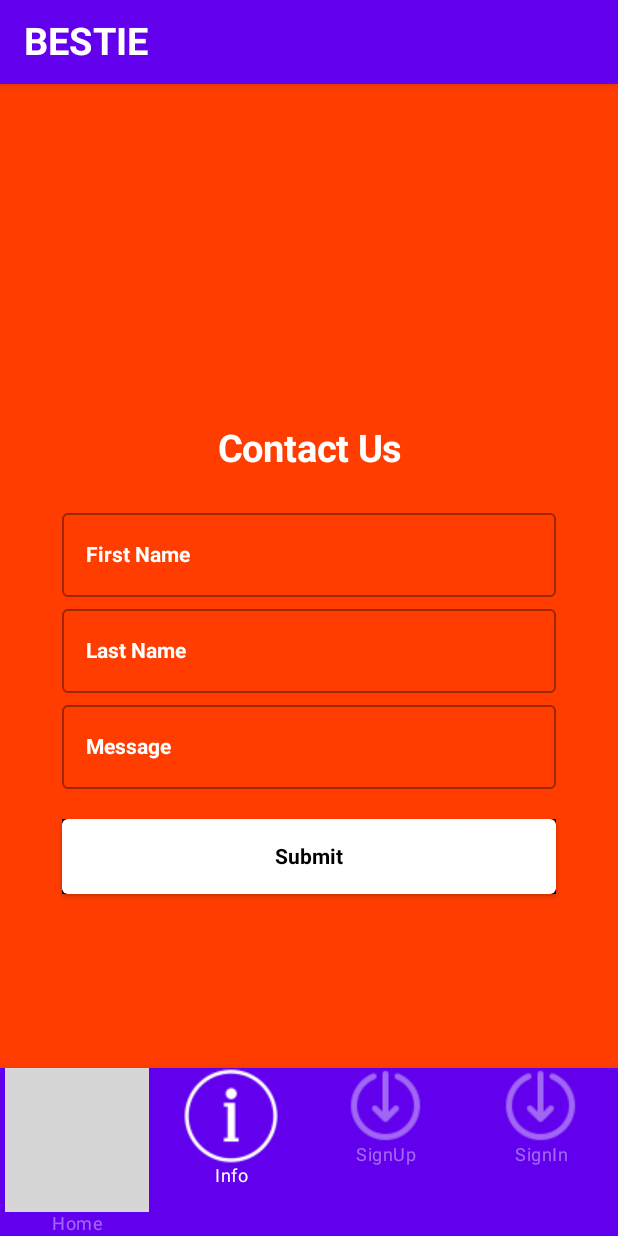
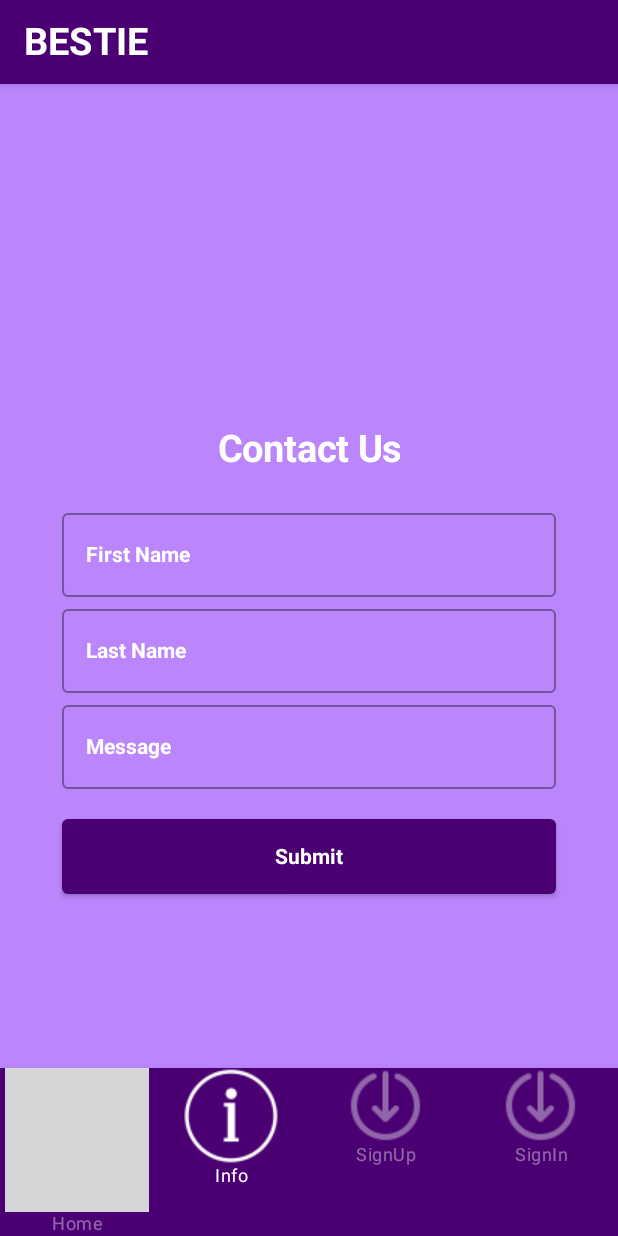
Before and after one commit to AdamaCoulbaly/Project_1_Ravture_Bestie_App, an Android app built with Jetpack Compose: the screen it shows after launch (MainActivity), item 2 of the bottom bar chosen, on a phone screen of 412 x 824 dp. Run offline under Robolectric (Android 15) with nearby library versions, the phone set to English and light mode, and no system bars; grey boxes are pictures that could not be loaded.

Commit message:
Worked abit on the background colors

```diff
--- a/app/src/main/AndroidManifest.xml
+++ b/app/src/main/AndroidManifest.xml
@@ -10,7 +10,7 @@
         android:supportsRtl="true"
         android:theme="@style/Theme.Project_1_Ravture_Bestie_App">
         <activity
-            android:name=".myui.AfterLoginPage"
+            android:name=".afterloginui.AfterLoginPage"
             android:exported="false"
             android:label="@string/title_activity_after_login_page"
             android:theme="@style/Theme.Project_1_Ravture_Bestie_App" />
--- a/app/src/main/java/com/example/project_1_ravture_bestie_app/myui/ContentScreens.kt
+++ b/app/src/main/java/com/example/project_1_ravture_bestie_app/myui/ContentScreens.kt
@@ -1,5 +1,6 @@
 package com.example.project_1_ravture_bestie_app.myui
 
+import android.content.Intent
 import android.os.Bundle
 import androidx.activity.ComponentActivity
 import androidx.activity.compose.setContent
@@ -8,16 +9,13 @@ import androidx.compose.foundation.background
 import androidx.compose.foundation.clickable
 import androidx.compose.foundation.layout.*
 import androidx.compose.foundation.rememberScrollState
-import androidx.compose.foundation.shape.RoundedCornerShape
 import androidx.compose.material.*
 import androidx.compose.runtime.*
 import androidx.compose.runtime.saveable.rememberSaveable
 import androidx.compose.ui.Alignment
 import androidx.compose.ui.Modifier
-import androidx.compose.ui.draw.clip
 import androidx.compose.ui.focus.FocusRequester
 import androidx.compose.ui.graphics.Color
-import androidx.compose.ui.graphics.Shape
 import androidx.compose.ui.platform.LocalContext
 import androidx.compose.ui.res.colorResource
 import androidx.compose.ui.res.painterResource
@@ -31,6 +29,7 @@ import androidx.compose.ui.unit.TextUnit
 import androidx.compose.ui.unit.dp
 import androidx.compose.ui.unit.sp
 import com.example.project_1_ravture_bestie_app.R
+import com.example.project_1_ravture_bestie_app.afterloginui.AfterLoginPage
 import com.example.project_1_ravture_bestie_app.ui.theme.Project_1_Ravture_Bestie_AppTheme
 
 class ContentScreens : ComponentActivity() {
@@ -83,6 +82,7 @@ fun HomeScreenPreview(){
 
 @Composable
 fun InfoScreen(){
+    val context = LocalContext.current
     val FirstName = remember{ mutableStateOf("")}
     val LastName = remember{ mutableStateOf("")}
     val EmailAdrres = remember{ mutableStateOf("")}
@@ -91,7 +91,7 @@ fun InfoScreen(){
     Column(
         modifier= Modifier
             .fillMaxSize()
-            .background(colorResource(id = R.color.BestieSecondaryBackground))
+            .background(colorResource(id = R.color.purple_200))
             .wrapContentSize(Alignment.Center)
     ){
         Text(
@@ -128,17 +128,16 @@ fun InfoScreen(){
                 singleLine = true,
                 modifier = Modifier.fillMaxWidth(0.8f))
             Spacer(modifier = Modifier.padding(10.dp))
-            Button(onClick = {},
+            Button(onClick = {context.startActivity(Intent(context, AfterLoginPage::class.java)) },
                 colors = ButtonDefaults.buttonColors(
-                    backgroundColor = Color.White,
                     contentColor = Color.Red),
                 modifier = Modifier
                     .fillMaxWidth(0.8f)
                     .height(50.dp)
-                    .background(Color.Black)
+                    .background(colorResource(id = R.color.purple_200))
 
             ){
-                Text(text="Submit", color = Color.Black, style = TextStyle(fontWeight = FontWeight.Bold, letterSpacing = TextUnit.Unspecified),
+                Text(text="Submit", color = Color.White, style = TextStyle(fontWeight = FontWeight.Bold, letterSpacing = TextUnit.Unspecified),
                     fontSize = TextUnit.Unspecified)
             }
         }
@@ -196,7 +195,7 @@ fun SignInScreen(){
     Column(
         modifier = Modifier
             .fillMaxSize()
-            .background(colorResource(id = R.color.BestieSecondaryBackground))
+            .background(colorResource(id = R.color.purple_200))
             .wrapContentSize(Alignment.Center)
     ){
         Text(
@@ -243,21 +242,19 @@ fun SignInScreen(){
             var status by rememberSaveable{mutableStateOf("")}
             Button(onClick = {status=LoginCheck(emailAddress, Password)},
                 colors = ButtonDefaults.buttonColors(
-                    backgroundColor = Color.White,
                     contentColor = Color.Red),
                 modifier = Modifier
                     .fillMaxWidth(0.8f)
                     .height(50.dp)
-                    .background(colorResource(id = R.color.BestieSecondaryBackground))
+                    .background(colorResource(id = R.color.purple_200))
             ){  //Text(text = "$status")
-                Text(text="Login", color = Color.Black, style = TextStyle(fontWeight = FontWeight.Bold, letterSpacing = TextUnit.Unspecified),
+                Text(text="Login", color = Color.White, style = TextStyle(fontWeight = FontWeight.Bold, letterSpacing = TextUnit.Unspecified),
                    fontSize = TextUnit.Unspecified)
             }
             Spacer(modifier = Modifier.padding(20.dp))
             Text(text="$status", color = Color.Red, style = TextStyle(fontWeight = FontWeight.Bold, letterSpacing = TextUnit.Unspecified),
                 fontSize = TextUnit.Companion.Unspecified,modifier = Modifier.clickable (onClick = {} ))
             Spacer(modifier = Modifier.padding(20.dp))
-
 
         }
     }
@@ -284,7 +281,7 @@ fun SignUpScreen() {
     Column(
         modifier = Modifier
             .fillMaxSize()
-            .background(colorResource(id = R.color.BestieSecondaryBackground))
+            .background(colorResource(id = R.color.purple_200))
             .wrapContentSize(Alignment.Center)
     ) {
         Text(
@@ -361,14 +358,13 @@ fun SignUpScreen() {
             var regStatus by rememberSaveable{ mutableStateOf("")}
             Button(onClick = {regStatus= SignUpSave(firstName.value,lastName.value,Email.value,password.value,confirmPassword.value)},
                 colors = ButtonDefaults.buttonColors(
-                    backgroundColor = Color.White,
                     contentColor = Color.White),
                 modifier = Modifier
                     .fillMaxWidth(0.8f)
                     .height(50.dp)
-                    .background(Color.Black)
+                    .background(colorResource(id = R.color.purple_200))
             ){
-                Text(text="Sign Up", color = Color.Black, style = TextStyle(fontWeight = FontWeight.Bold, letterSpacing = TextUnit.Unspecified),
+                Text(text="Sign Up", color = Color.White, style = TextStyle(fontWeight = FontWeight.Bold, letterSpacing = TextUnit.Unspecified),
                     fontSize = TextUnit.Companion.Unspecified)
             }
             Spacer(modifier = Modifier.padding(20.dp))
--- a/app/src/main/java/com/example/project_1_ravture_bestie_app/myui/MainActivity.kt
+++ b/app/src/main/java/com/example/project_1_ravture_bestie_app/myui/MainActivity.kt
@@ -33,13 +33,11 @@ class MainActivity : ComponentActivity() {
     override fun onCreate(savedInstanceState: Bundle?) {
         super.onCreate(savedInstanceState)
         setContent {
-            Project_1_Ravture_Bestie_AppTheme {
+            Project_1_Ravture_Bestie_AppTheme( ) {
                 // A surface container using the 'background' color from the theme
                 Surface(
                     modifier = Modifier
-                        .fillMaxSize()
-                        .background(colorResource(id = R.color.BestiePrimaryBackground)),
-                    //color = MaterialTheme.colors.onPrimary
+                        .background(colorResource(id = R.color.purple_500))
                 ) {
                     MainScreen()
                 }
@@ -102,7 +100,7 @@ fun MyNavigation(navController: NavHostController) {
 @Composable
 fun TopBar(){
     Box( modifier = Modifier
-        .background(colorResource(id = R.color.BestieSecondaryBackground))
+        .background(colorResource(id = R.color.purple_500))
     ) {
         TopAppBar(
             title={Text(
@@ -132,7 +130,7 @@ fun BottomNavigationBar(navController: NavController) {
     )
     BottomNavigation(
         modifier = Modifier
-            .background(colorResource(id = R.color.BestiePrimaryBackground)),
+            .background(colorResource(id = R.color.purple_200)),
             contentColor = Color.White
     ) {
         val navBackStackEntry by navController.currentBackStackEntryAsState()
--- a/app/src/main/java/com/example/project_1_ravture_bestie_app/myui/ui/theme/Theme.kt
+++ b/app/src/main/java/com/example/project_1_ravture_bestie_app/myui/ui/theme/Theme.kt
@@ -9,7 +9,9 @@ import androidx.compose.runtime.Composable
 private val DarkColorPalette = darkColors(
     primary = Purple200,
     primaryVariant = Purple700,
-    secondary = Teal200
+    secondary = Teal200,
+    background = Purple200
+
 )
 
 private val LightColorPalette = lightColors(
--- a/app/src/main/java/com/example/project_1_ravture_bestie_app/ui/theme/Color.kt
+++ b/app/src/main/java/com/example/project_1_ravture_bestie_app/ui/theme/Color.kt
@@ -2,8 +2,8 @@ package com.example.project_1_ravture_bestie_app.ui.theme
 
 import androidx.compose.ui.graphics.Color
 
-val Purple200 = Color(0xFFBB86FC)
-val Purple500 = Color(0xFF6200EE)
-val Purple700 = Color(0xFF3700B3)
-val Teal200 = Color(0xFF03DAC5)
+val primaryColor200 = Color(0xFF7b1fa2)
+val primaryLightColor500 = Color(0xFFae52d4)
+val primaryDarkColor700 = Color(0xFF4a0072)
+val primaryTextColor200 = Color(0xFFffffff)
 val BestiePrimaryDark = Color(0xFFc30000)
--- a/app/src/main/java/com/example/project_1_ravture_bestie_app/ui/theme/Theme.kt
+++ b/app/src/main/java/com/example/project_1_ravture_bestie_app/ui/theme/Theme.kt
@@ -7,15 +7,15 @@ import androidx.compose.material.lightColors
 import androidx.compose.runtime.Composable
 
 private val DarkColorPalette = darkColors(
-    primary = Purple200,
-    primaryVariant = Purple700,
-    secondary = Teal200
+    primary = primaryLightColor500,
+    primaryVariant = primaryTextColor200,
+    secondary = primaryDarkColor700
 )
 
 private val LightColorPalette = lightColors(
-    primary = Purple500,
-    primaryVariant = Purple700,
-    secondary = Teal200
+    primary = primaryDarkColor700,
+    primaryVariant = primaryTextColor200,
+    secondary = primaryLightColor500
 
     /* Other default colors to override
     background = Color.White,
```
Also changed, not shown: app/src/main/java/com/example/project_1_ravture_bestie_app/afterloginmodel/TabItem.kt (added, +12 -0 lines), app/src/main/java/com/example/project_1_ravture_bestie_app/afterloginui/AfterLoginPage.kt (added, +91 -0 lines), app/src/main/java/com/example/project_1_ravture_bestie_app/myui/AfterLoginPage.kt (deleted, +0 -31 lines), app/src/main/java/com/example/project_1_ravture_bestie_app/myui/DrawerTopBar.kt (+4 -4 lines), app/src/main/res/drawable/event.png (added), app/src/main/res/drawable/favorites.png (added).
